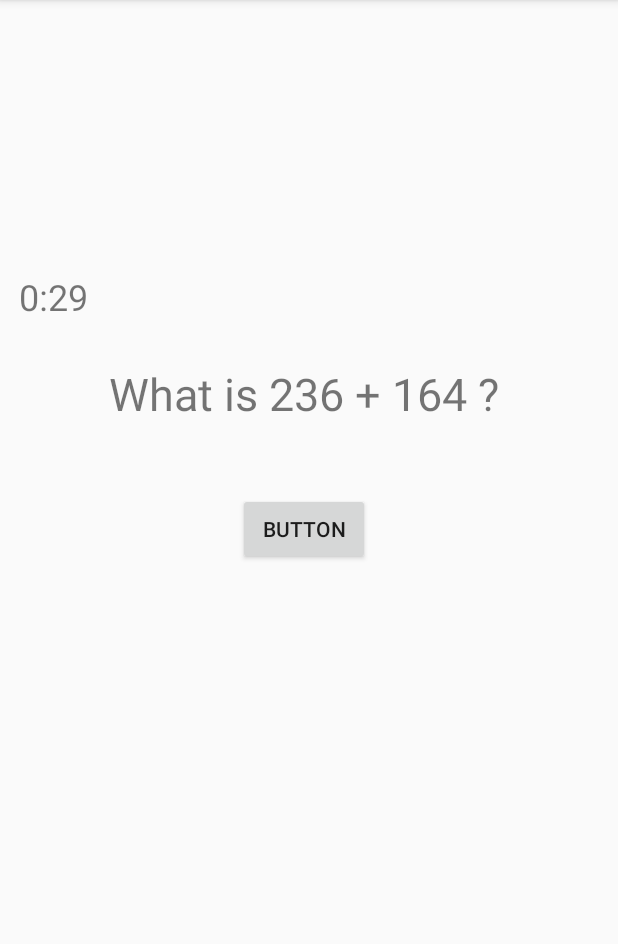
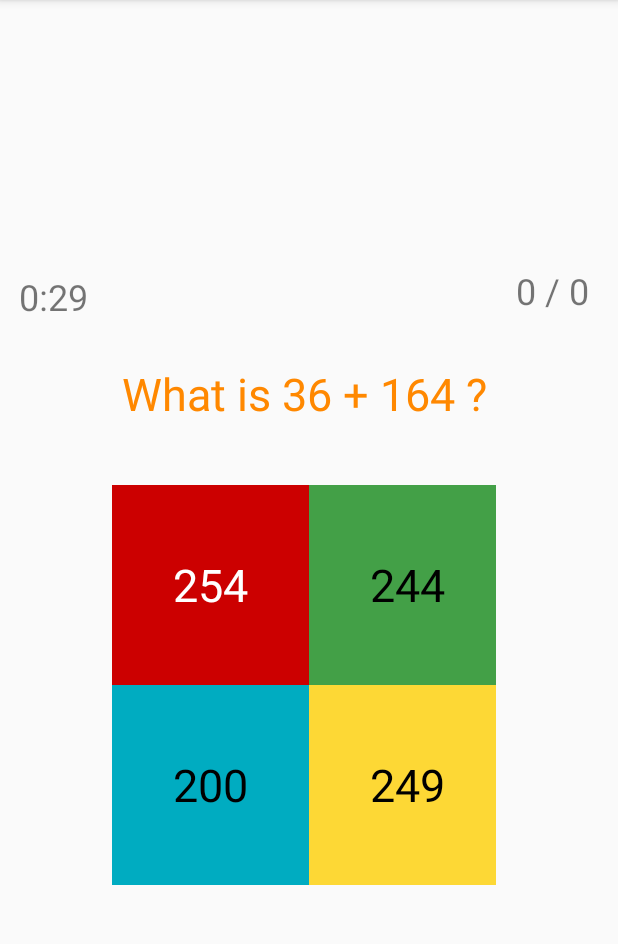
Before and after one commit to anushravmudgal/BrainTrainer, an Android app: the Game screen opened directly, with no data from a screen before it, on a phone screen of 412 x 824 dp, the part 84-1028 px from its top. Run offline under Robolectric (Android 15) with nearby library versions, the phone set to English and light mode, and no system bars.

Commit message:
Added Code for other options, Logic for correct answer, score track, and play again, i.e. completed the app v1

```diff
--- a/app/build.gradle
+++ b/app/build.gradle
@@ -25,4 +25,5 @@ dependencies {
     testImplementation 'junit:junit:4.12'
     androidTestImplementation 'androidx.test.ext:junit:1.1.1'
     androidTestImplementation 'androidx.test.espresso:espresso-core:3.2.0'
+    implementation 'androidx.gridlayout:gridlayout:1.0.0'
 }
--- a/app/src/main/java/com/example/braintrainer/Game.java
+++ b/app/src/main/java/com/example/braintrainer/Game.java
@@ -3,59 +3,45 @@ package com.example.braintrainer;
 import androidx.annotation.RequiresApi;
 import androidx.appcompat.app.AppCompatActivity;
 
+import android.graphics.Color;
+import android.nfc.Tag;
 import android.os.Build;
 import android.os.Bundle;
 import android.os.CountDownTimer;
 import android.util.Log;
 import android.view.View;
+import android.widget.Button;
+import android.widget.GridLayout;
 import android.widget.TextView;
 
 import java.util.Random;
 
+import static android.graphics.Color.GREEN;
+import static android.graphics.Color.RED;
+import static java.lang.Boolean.FALSE;
 import static java.lang.Boolean.TRUE;
 
 public class Game extends AppCompatActivity {
-    TextView ti,qu;
+    TextView ti,qu, qb1, qb2, qb3, qb4, res, scr;
     Random r;
-    int num1, num2, ans=0;
+    Button p;
+    Boolean act= TRUE;
+    int num1, num2, ans=0, ansblock, op, sign, tg, corr=0, atmp=0;
 
     public String qgen(){
 
         String ques;
-        num1 = r.nextInt(1000);
-        num2 = r.nextInt(1000);
+        num1 = r.nextInt(200);
+        num2 = r.nextInt(200);
         ques = "What is "+num1+" + "+num2 +" ?";
 
         return ques;
     }
-public void click(View v){
 
-        question();
-}
-
-
-    public void question(){
-        qu = findViewById(R.id.ques);
-        String s1 = qgen();
-        qu.setText(s1);
-        ans = num1+num2;
-
-    }
-
-    @Override
-    protected void onCreate(Bundle savedInstanceState) {
-        super.onCreate(savedInstanceState);
-        setContentView(R.layout.activity_game);
+    public void timer(){
         ti = findViewById(R.id.timer);
-        num1 = 0;
-        num2 = 0;
-        r = new Random();
-        question();
-
-
-        ti.setText("0:30");
-
-
+        res = findViewById(R.id.res);
+        p = findViewById(R.id.pg);
         new CountDownTimer(30000+100, 1000) {
             @RequiresApi(api = Build.VERSION_CODES.N)
 
@@ -77,10 +63,190 @@ public void click(View v){
 
             public void onFinish() {
                 Log.i("Finished", "Countdow completed!");
-
+                act = FALSE;
+                res.setText("Your score is "+corr+" / "+atmp);
+                p.setVisibility(View.VISIBLE);
 
             }
         }.start();
+    }
+
+public void click(View v){
+if(act) {
+    tg = Integer.parseInt(v.getTag().toString());
+    Log.i("tag","Clicked "+ tg + " ansb: "+ansblock);
+
+    res = findViewById(R.id.res);
+    if (tg-1 == ansblock) {
+
+        res.setTextColor(GREEN);
+        res.setText("Correct!");
+        corr++;
+        atmp++;
+    }else{
+        res.setTextColor(RED);
+        res.setText("Wrong!");
+        atmp++;
+    }
+
+    question();
+
+}
+
+}
+public void playagain(View v){
+    res = findViewById(R.id.res);
+    p = findViewById(R.id.pg);
+        act = TRUE;
+        corr = 0;
+        atmp = 0;
+        question();
+        timer();
+        res.setText("");
+        p.setVisibility(View.INVISIBLE);
+
+}
+
+    public void question(){
+        qu = findViewById(R.id.ques);
+        qb1 = findViewById(R.id.q1);
+        qb2 = findViewById(R.id.q2);
+        qb3= findViewById(R.id.q3);
+        qb4 = findViewById(R.id.q4);
+        scr = findViewById(R.id.score);
+        String s1 = qgen();
+        scr.setText(""+corr+" / "+atmp);
+        qu.setText(s1);
+        ans = num1+num2;
+
+        ansblock = r.nextInt(4);
+
+        switch (ansblock) {
+            case 0:
+               qb1.setText(""+ans);
+                op = r.nextInt(100);
+                sign = r.nextInt(2);
+                if(sign==0) {
+                    qb2.setText(""+(ans+op));
+                }else {
+                    qb2.setText(""+(ans-op));
+                }
+                op = r.nextInt(100);
+                sign = r.nextInt(1);
+                if(sign==0) {
+                    qb3.setText(""+(ans+op));
+                }else {
+                    qb3.setText(""+(ans-op));
+                }
+                op = r.nextInt(100);
+                sign = r.nextInt(1);
+                if(sign==0) {
+                    qb4.setText(""+(ans+op));
+                }else {
+                    qb4.setText(""+(ans-op));
+                }
+                break;
+
+
+
+
+            case 1:
+                qb2.setText(""+ans);
+                op = r.nextInt(100);
+                sign = r.nextInt(1);
+                if(sign==0) {
+                    qb1.setText(""+(ans+op));
+                }else {
+                    qb1.setText(""+(ans-op));
+                }
+                op = r.nextInt(100);
+                sign = r.nextInt(1);
+                if(sign==0) {
+                    qb3.setText(""+(ans+op));
+                }else {
+                    qb3.setText(""+(ans-op));
+                }
+                op = r.nextInt(100);
+                sign = r.nextInt(1);
+                if(sign==0) {
+                    qb4.setText(""+(ans+op));
+                }else {
+                    qb4.setText(""+(ans-op));
+                }
+                break;
+
+            case 2:
+                qb3.setText(""+ans);
+                op = r.nextInt(100);
+                sign = r.nextInt(1);
+                if(sign==0) {
+                    qb2.setText(""+(ans+op));
+                }else {
+                    qb2.setText(""+(ans-op));
+                }
+                op = r.nextInt(100);
+                sign = r.nextInt(1);
+                if(sign==0) {
+                    qb1.setText(""+(ans+op));
+                }else {
+                    qb1.setText(""+(ans-op));
+                }
+                op = r.nextInt(100);
+                sign = r.nextInt(1);
+                if(sign==0) {
+                    qb4.setText(""+(ans+op));
+                }else {
+                    qb4.setText(""+(ans-op));
+                }
+                break;
+
+            case 3:
+                qb4.setText(""+ans);
+                op = r.nextInt(100);
+                sign = r.nextInt(1);
+                if(sign==0) {
+                    qb2.setText(""+(ans+op));
+                }else {
+                    qb2.setText(""+(ans-op));
+                }
+                op = r.nextInt(100);
+                sign = r.nextInt(1);
+                if(sign==0) {
+                    qb3.setText(""+(ans+op));
+                }else {
+                    qb3.setText(""+(ans-op));
+                }
+                op = r.nextInt(100);
+                sign = r.nextInt(1);
+                if(sign==0) {
+                    qb1.setText(""+(ans+op));
+                }else {
+                    qb1.setText(""+(ans-op));
+                }
+                break;
+
+
+
+
+        }
+
+
+    }
+
+    @Override
+    protected void onCreate(Bundle savedInstanceState) {
+        super.onCreate(savedInstanceState);
+        setContentView(R.layout.activity_game);
+        ti = findViewById(R.id.timer);
+        num1 = 0;
+        num2 = 0;
+        r = new Random();
+        question();
+
+        ti.setText("0:30");
+        timer();
+
+
 
 
 
--- a/app/src/main/res/layout/activity_game.xml
+++ b/app/src/main/res/layout/activity_game.xml
@@ -18,6 +18,17 @@
         android:textSize="24sp" />
 
     <TextView
+        android:id="@+id/score"
+        android:layout_width="wrap_content"
+        android:layout_height="wrap_content"
+        android:layout_alignParentEnd="true"
+        android:layout_alignParentBottom="true"
+        android:layout_marginEnd="19dp"
+        android:layout_marginBottom="558dp"
+        android:text="0 / 0"
+        android:textSize="24sp" />
+
+    <TextView
         android:id="@+id/ques"
         android:layout_width="277dp"
         android:layout_height="60dp"
@@ -27,19 +38,110 @@
         android:layout_marginStart="64dp"
         android:layout_marginEnd="70dp"
         android:layout_marginBottom="475dp"
+        android:background="#00FFFFFF"
         android:gravity="center|center_horizontal"
         android:text="TextView"
+        android:textColor="@android:color/holo_orange_dark"
         android:textSize="30sp" />
 
+    <TextView
+        android:id="@+id/res"
+        android:layout_width="277dp"
+        android:layout_height="60dp"
+        android:layout_alignParentStart="true"
+        android:layout_alignParentEnd="true"
+        android:layout_alignParentBottom="true"
+        android:layout_marginStart="64dp"
+        android:layout_marginEnd="70dp"
+        android:layout_marginBottom="86dp"
+        android:gravity="center|center_horizontal"
+        android:textSize="24sp" />
+
+    <androidx.gridlayout.widget.GridLayout
+        android:id="@+id/gd"
+        android:layout_width="256dp"
+        android:layout_height="271dp"
+        android:layout_alignParentEnd="true"
+
+        android:layout_alignParentBottom="true"
+        android:layout_marginEnd="81dp"
+        android:layout_marginBottom="173dp"
+        android:alpha="1"
+        app:columnCount="2"
+        app:layout_constraintBottom_toBottomOf="parent"
+        app:layout_constraintEnd_toEndOf="parent"
+        app:layout_constraintStart_toStartOf="parent"
+        app:layout_constraintTop_toTopOf="parent"
+        app:rowCount="2">
+
+
+        <TextView
+            android:id="@+id/q1"
+            android:layout_width="131dp"
+            android:layout_height="133dp"
+            android:background="@android:color/holo_red_dark"
+            android:gravity="center"
+            android:onClick="click"
+            android:tag="1"
+            android:text="TextView"
+            android:textColor="@android:color/background_light"
+            android:textSize="30sp"
+            app:layout_column="0"
+            app:layout_row="0" />
+
+        <TextView
+            android:id="@+id/q2"
+            android:layout_width="131dp"
+            android:layout_height="133dp"
+            android:background="#43A047"
+            android:gravity="center"
+            android:onClick="click"
+            android:tag="2"
+            android:text="TextView"
+            android:textColor="@android:color/background_dark"
+            android:textSize="30sp"
+            app:layout_column="1"
+            app:layout_row="0" />
+
+        <TextView
+            android:id="@+id/q3"
+            android:layout_width="131dp"
+            android:layout_height="133dp"
+            android:background="#00ACC1"
+            android:gravity="center"
+            android:onClick="click"
+            android:tag="3"
+            android:text="TextView"
+            android:textColor="@android:color/background_dark"
+            android:textSize="30sp"
+            app:layout_column="0"
+            app:layout_row="1" />
+
+        <TextView
+            android:id="@+id/q4"
+            android:layout_width="131dp"
+            android:layout_height="133dp"
+            android:background="#FDD835"
+            android:gravity="center"
+            android:onClick="click"
+            android:tag="4"
+            android:text="TextView"
+            android:textColor="@android:color/background_dark"
+            android:textSize="30sp"
+            app:layout_column="1"
+            app:layout_row="1" />
+    </androidx.gridlayout.widget.GridLayout>
+
     <Button
-        android:id="@+id/button2"
+        android:id="@+id/pg"
         android:layout_width="wrap_content"
         android:layout_height="wrap_content"
         android:layout_alignParentEnd="true"
         android:layout_alignParentBottom="true"
-        android:layout_marginEnd="165dp"
-        android:layout_marginBottom="391dp"
-        android:onClick="click"
-        android:text="Button" />
+        android:layout_marginEnd="160dp"
+        android:layout_marginBottom="27dp"
+        android:onClick="playagain"
+        android:text="Play again"
+        android:visibility="invisible" />
 
 </RelativeLayout>
```
